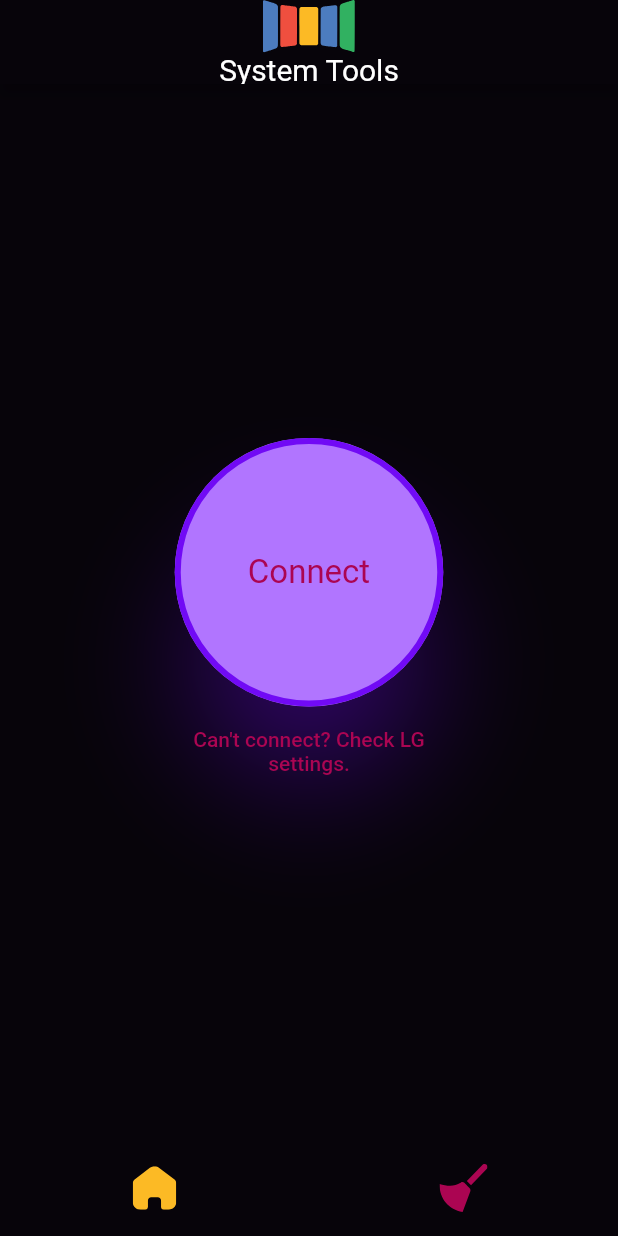
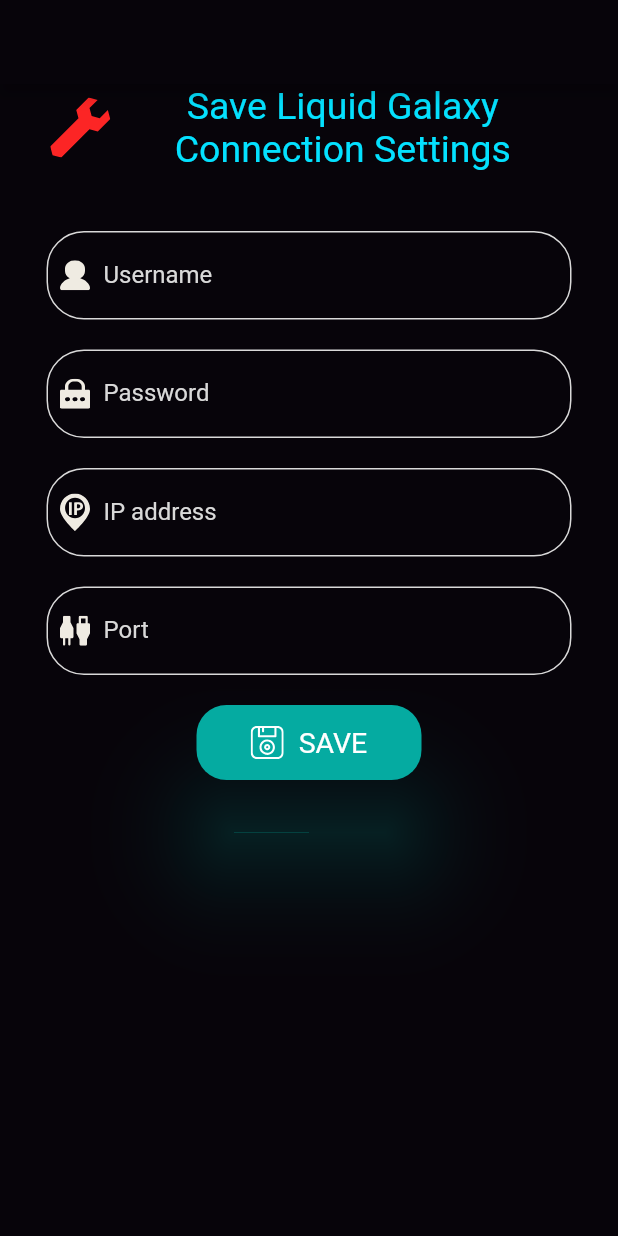
Before and after one commit to joshboye/LiquidGalaxySystemTools, a Flutter app: the screen it shows after launch, after a tap on an icon or button, on a phone screen of 412 x 824 dp. Run offline on Flutter 3.47's test engine with Material 2 defaults, Android fonts, the phone set to English and light mode, and no system bars; our stand-ins replace flutter_svg.

Commit message:
settings screen

```diff
--- a/lib/home_screen.dart
+++ b/lib/home_screen.dart
@@ -1,6 +1,7 @@
 import 'package:flutter/material.dart';
 import 'package:flutter_svg/flutter_svg.dart';
 import 'package:liquidgalaxybasic/cleaning_screen.dart';
+import 'package:liquidgalaxybasic/settings_screen.dart';
 
 class Homepage extends StatefulWidget {
   const Homepage({super.key});
@@ -20,9 +21,23 @@ class _HomepageState extends State<Homepage> {
   @override
   Widget build(BuildContext context) {
     return MaterialApp(
-      home: Scaffold(
+      home: Builder(
+        builder: (context) => Scaffold(
           backgroundColor: Color(0xFF07040A),
           appBar: AppBar(
+            actions: [
+              IconButton(
+                onPressed: () {
+                  Navigator.push(
+                    context,
+                    MaterialPageRoute(
+                      builder: (context) => const SettingsScreen(),
+                    ),
+                  );
+                },
+                icon: SvgPicture.asset('images/icons/settingicon.svg'),
+              )
+            ],
             centerTitle: true,
             backgroundColor: Color(0xFF07040A),
             title: Column(
@@ -77,6 +92,7 @@ class _HomepageState extends State<Homepage> {
             ],
           ),
         ),
+      ),
     );
   }
 }
@@ -115,7 +131,14 @@ class HomeBody extends StatelessWidget {
           width: 187,
           height: 50,
           child: TextButton(
-            onPressed: () {},
+            onPressed: () {
+              Navigator.push(
+                context,
+                MaterialPageRoute(
+                  builder: (context) => const SettingsScreen(),
+                ),
+              );
+            },
             style: TextButton.styleFrom(foregroundColor: Color(0xFFAB0552)),
             child: const Text(
               'Can\'t connect? Check LG settings.',
--- a/lib/settings_screen.dart
+++ b/lib/settings_screen.dart
@@ -0,0 +1,227 @@
+import 'package:flutter/material.dart';
+import 'package:flutter_svg/flutter_svg.dart';
+
+class SettingsScreen extends StatefulWidget {
+  const SettingsScreen({super.key});
+
+  @override
+  State<SettingsScreen> createState() => _SettingsScreenState();
+}
+
+class _SettingsScreenState extends State<SettingsScreen> {
+  @override
+  Widget build(BuildContext context) {
+    return MaterialApp(
+      home: GestureDetector(
+        onTap: () => FocusScope.of(context).unfocus(),
+        child: Scaffold(
+          resizeToAvoidBottomInset: false,
+          backgroundColor: Color(0xFF07040A),
+          appBar: AppBar(
+            backgroundColor: Color(0xFF07040A),
+          ),
+          body: Column(
+            children: [
+              Row(
+                mainAxisAlignment: MainAxisAlignment.center,
+                children: [
+                  SvgPicture.asset('images/icons/spanner.svg'),
+                  const SizedBox(
+                    width: 5,
+                  ),
+                  const SizedBox(
+                    width: 300,
+                    child: Text(
+                      'Save Liquid Galaxy Connection Settings',
+                      style: TextStyle(
+                        color: Color(0xFF04E1FF),
+                        fontSize: 25,
+                      ),
+                      textAlign: TextAlign.center,
+                    ),
+                  ),
+                ],
+              ),
+              const SizedBox(
+                height: 40,
+              ),
+              SizedBox(
+                width: 350,
+                child: TextField(
+                  decoration: InputDecoration(
+                      focusedBorder: OutlineInputBorder(
+                        borderRadius: BorderRadius.circular(27),
+                        borderSide: const BorderSide(
+                          color: Color(0xFFD9D9D9),
+                        ),
+                      ),
+                      enabledBorder: OutlineInputBorder(
+                        borderRadius: BorderRadius.circular(25),
+                        borderSide: const BorderSide(
+                          color: Color(0xFFD9D9D9),
+                        ),
+                      ),
+                      border: OutlineInputBorder(
+                          borderRadius: BorderRadius.circular(20),
+                          borderSide: const BorderSide(
+                            color: Color(0xFFD9D9D9),
+                          )),
+                      labelText: 'Username',
+                      labelStyle: const TextStyle(
+                        color: Color(0xFFD9D9D9),
+                      ),
+                      prefixIcon: Padding(
+                        padding: const EdgeInsets.all(9.0),
+                        child: SvgPicture.asset('images/icons/usericon.svg'),
+                      ),
+                      prefixIconConstraints: const BoxConstraints(minHeight: 30, minWidth: 30)),
+                  style: const TextStyle(color: Color(0xFFD9D9D9)),
+                ),
+              ),
+              const SizedBox(
+                height: 20,
+              ),
+              SizedBox(
+                width: 350,
+                child: TextField(
+                  obscureText: true,
+                  decoration: InputDecoration(
+                      focusedBorder: OutlineInputBorder(
+                        borderRadius: BorderRadius.circular(27),
+                        borderSide: const BorderSide(
+                          color: Color(0xFFD9D9D9),
+                        ),
+                      ),
+                      enabledBorder: OutlineInputBorder(
+                        borderRadius: BorderRadius.circular(25),
+                        borderSide: const BorderSide(
+                          color: Color(0xFFD9D9D9),
+                        ),
+                      ),
+                      border: OutlineInputBorder(
+                          borderRadius: BorderRadius.circular(20),
+                          borderSide: const BorderSide(
+                            color: Color(0xFFD9D9D9),
+                          )),
+                      labelText: 'Password',
+                      labelStyle: const TextStyle(
+                        color: Color(0xFFD9D9D9),
+                      ),
+                      prefixIcon: Padding(
+                        padding: const EdgeInsets.all(9.0),
+                        child: SvgPicture.asset('images/icons/lockicon.svg'),
+                      ),
+                      prefixIconConstraints: const BoxConstraints(minHeight: 30, minWidth: 30)),
+                  style: const TextStyle(color: Color(0xFFD9D9D9)),
+                ),
+              ),
+              const SizedBox(
+                height: 20,
+              ),
+              SizedBox(
+                width: 350,
+                child: TextField(
+                  decoration: InputDecoration(
+                      focusedBorder: OutlineInputBorder(
+                        borderRadius: BorderRadius.circular(27),
+                        borderSide: const BorderSide(
+                          color: Color(0xFFD9D9D9),
+                        ),
+                      ),
+                      enabledBorder: OutlineInputBorder(
+                        borderRadius: BorderRadius.circular(25),
+                        borderSide: const BorderSide(
+                          color: Color(0xFFD9D9D9),
+                        ),
+                      ),
+                      border: OutlineInputBorder(
+                          borderRadius: BorderRadius.circular(20),
+                          borderSide: const BorderSide(
+                            color: Color(0xFFD9D9D9),
+                          )),
+                      labelText: 'IP address',
+                      labelStyle: const TextStyle(
+                        color: Color(0xFFD9D9D9),
+                      ),
+                      prefixIcon: Padding(
+                        padding: const EdgeInsets.all(9.0),
+                        child: SvgPicture.asset('images/icons/ipicon.svg'),
+                      ),
+                      prefixIconConstraints: const BoxConstraints(minHeight: 30, minWidth: 30)),
+                  style: const TextStyle(color: Color(0xFFD9D9D9)),
+                ),
+              ),
+              const SizedBox(
+                height: 20,
+              ),
+              SizedBox(
+                width: 350,
+                child: TextField(
+                  decoration: InputDecoration(
+                      focusedBorder: OutlineInputBorder(
+                        borderRadius: BorderRadius.circular(27),
+                        borderSide: const BorderSide(
+                          color: Color(0xFFD9D9D9),
+                        ),
+                      ),
+                      enabledBorder: OutlineInputBorder(
+                        borderRadius: BorderRadius.circular(25),
+                        borderSide: const BorderSide(
+                          color: Color(0xFFD9D9D9),
+                        ),
+                      ),
+                      border: OutlineInputBorder(
+                          borderRadius: BorderRadius.circular(20),
+                          borderSide: const BorderSide(
+                            color: Color(0xFFD9D9D9),
+                          )),
+                      labelText: 'Port',
+                      labelStyle: const TextStyle(
+                        color: Color(0xFFD9D9D9),
+                      ),
+                      prefixIcon: Padding(
+                        padding: const EdgeInsets.all(9.0),
+                        child: SvgPicture.asset('images/icons/porticon.svg'),
+                      ),
+                      prefixIconConstraints: const BoxConstraints(minHeight: 30, minWidth: 30)),
+                  style: const TextStyle(color: Color(0xFFD9D9D9)),
+                ),
+              ),
+              const SizedBox(
+                height: 20,
+              ),
+              SizedBox(
+                width: 150,
+                height: 50,
+                child: ElevatedButton(
+                  onPressed: () {},
+                  style: ElevatedButton.styleFrom(
+                      shadowColor: Color(0xFF05ABA1),
+                      elevation: 30,
+                      backgroundColor: Color(0xFF05ABA1),
+                      shape: RoundedRectangleBorder(
+                        borderRadius: BorderRadius.circular(20),
+                      )),
+                  child: Row(
+                    mainAxisAlignment: MainAxisAlignment.center,
+                    children: [
+                      SvgPicture.asset('images/icons/saveicon.svg'),
+                      const SizedBox(width: 10),
+                      const Text(
+                        'SAVE',
+                        style: TextStyle(
+                          fontSize: 19,
+                          fontWeight: FontWeight.w400,
+                        ),
+                      )
+                    ],
+                  ),
+                ),
+              )
+            ],
+          ),
+        ),
+      ),
+    );
+  }
+}
```
Also changed, not shown: images/icons/ipicon.svg (added), images/icons/lockicon.svg (added), images/icons/porticon.svg (added), images/icons/saveicon.svg (added), images/icons/settingicon.svg (added), images/icons/spanner.svg (added), images/icons/usericon.svg (added). Lines whose indentation alone changed are shown as unchanged.
